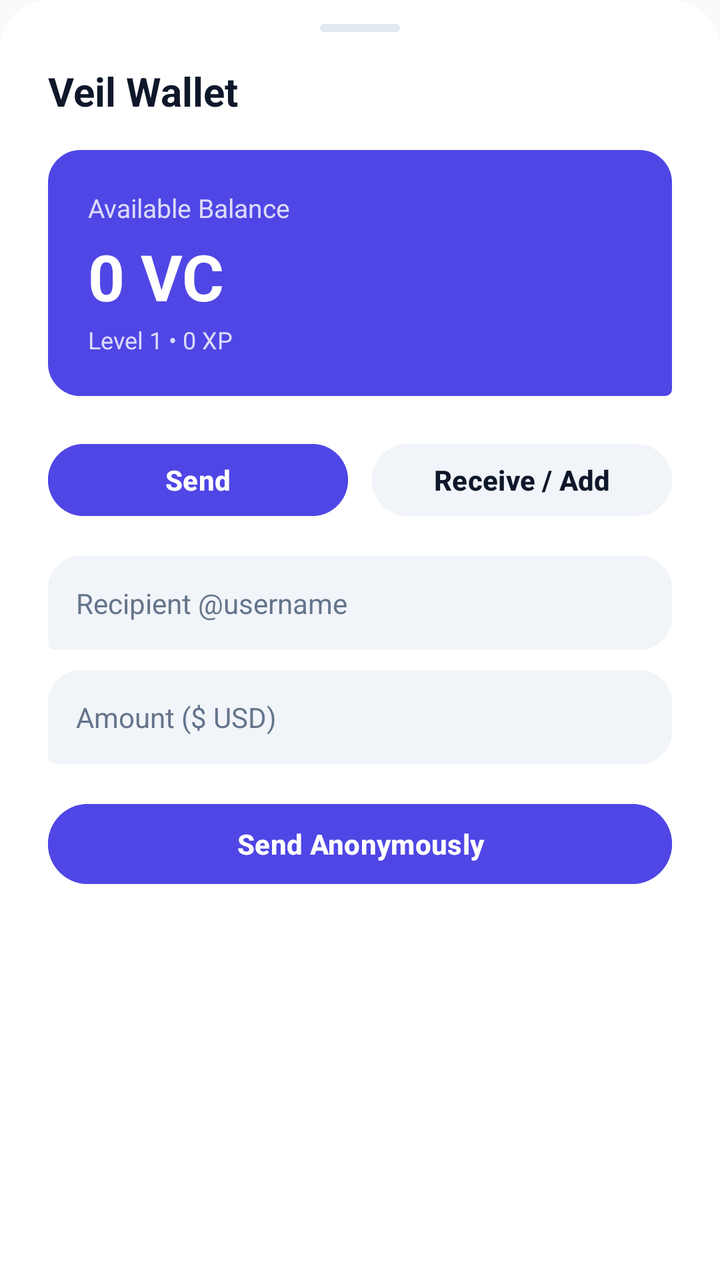
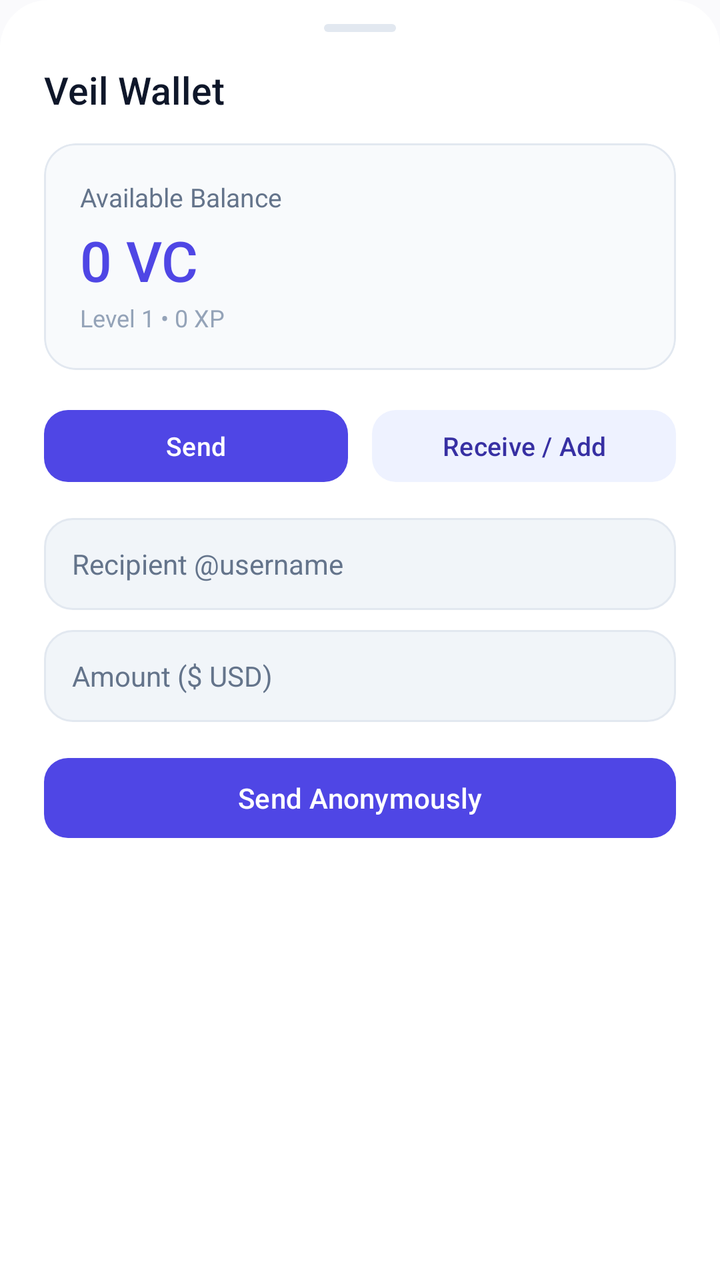

An Android layout rendered at two revisions. The XML below is the earlier revision; the diff shows what the commit changed to produce the second picture.
<!-- AndroidManifest.xml: application theme Theme.VEIL -->
<!-- res/layout/dialog_wallet.xml -->
<?xml version="1.0" encoding="utf-8"?>
<LinearLayout xmlns:android="http://schemas.android.com/apk/res/android"
    xmlns:app="http://schemas.android.com/apk/res-auto"
    android:layout_width="match_parent"
    android:layout_height="wrap_content"
    android:background="@drawable/bg_bottom_sheet_modern"
    android:orientation="vertical"
    android:paddingStart="24dp"
    android:paddingTop="12dp"
    android:paddingEnd="24dp"
    android:paddingBottom="32dp">

    
    <View
        android:layout_width="40dp"
        android:layout_height="4dp"
        android:layout_gravity="center_horizontal"
        android:layout_marginBottom="16dp"
        android:background="@drawable/bg_attach_item"
        android:backgroundTint="@color/colorOutline" />

    <TextView
        android:layout_width="wrap_content"
        android:layout_height="wrap_content"
        android:text="Veil Wallet"
        android:textColor="@color/colorTextPrimary"
        android:textSize="20sp"
        android:textStyle="bold" />

    
    <LinearLayout
        android:layout_width="match_parent"
        android:layout_height="wrap_content"
        android:layout_marginTop="16dp"
        android:background="@drawable/bg_message_sent"
        android:backgroundTint="@color/colorPrimary"
        android:orientation="vertical"
        android:padding="20dp">

        <TextView
            android:layout_width="wrap_content"
            android:layout_height="wrap_content"
            android:text="Available Balance"
            android:textColor="#CCFFFFFF"
            android:textSize="13sp" />

        <TextView
            android:id="@+id/walletBalanceText"
            android:layout_width="match_parent"
            android:layout_height="wrap_content"
            android:layout_marginTop="4dp"
            android:text="0 VC"
            android:textColor="@android:color/white"
            android:textSize="32sp"
            android:textStyle="bold"
            android:maxLines="1"
            android:ellipsize="end"
            app:autoSizeTextType="uniform"
            app:autoSizeMinTextSize="18sp"
            app:autoSizeMaxTextSize="32sp"
            app:autoSizeStepGranularity="1sp" />

        <TextView
            android:id="@+id/walletSubtitleText"
            android:layout_width="wrap_content"
            android:layout_height="wrap_content"
            android:layout_marginTop="2dp"
            android:text="Level 1 • 0 XP"
            android:textColor="#CCFFFFFF"
            android:textSize="12sp" />
    </LinearLayout>

    
    <LinearLayout
        android:layout_width="match_parent"
        android:layout_height="wrap_content"
        android:layout_marginTop="20dp"
        android:orientation="horizontal">

        <Button
            android:id="@+id/tabSend"
            android:layout_width="0dp"
            android:layout_height="44dp"
            android:layout_marginEnd="6dp"
            android:layout_weight="1"
            android:backgroundTint="@color/colorPrimary"
            android:text="Send"
            android:textColor="@android:color/white"
            android:textStyle="bold" />

        <Button
            android:id="@+id/tabReceive"
            android:layout_width="0dp"
            android:layout_height="44dp"
            android:layout_marginStart="6dp"
            android:layout_weight="1"
            android:backgroundTint="@color/colorSurfaceVariant"
            android:text="Receive / Add"
            android:textColor="@color/colorTextPrimary"
            android:textStyle="bold" />
    </LinearLayout>

    
    <LinearLayout
        android:id="@+id/sendContainer"
        android:layout_width="match_parent"
        android:layout_height="wrap_content"
        android:layout_marginTop="16dp"
        android:orientation="vertical">

        <EditText
            android:id="@+id/walletRecipientInput"
            android:layout_width="match_parent"
            android:layout_height="wrap_content"
            android:background="@drawable/bg_message_received"
            android:backgroundTint="@color/colorSurfaceVariant"
            android:hint="Recipient @username"
            android:inputType="text"
            android:padding="14dp"
            android:textColor="@color/colorTextPrimary"
            android:textColorHint="@color/colorTextSecondary"
            android:textSize="14sp" />

        <EditText
            android:id="@+id/walletAmountInput"
            android:layout_width="match_parent"
            android:layout_height="wrap_content"
            android:layout_marginTop="10dp"
            android:background="@drawable/bg_message_received"
            android:backgroundTint="@color/colorSurfaceVariant"
            android:hint="Amount ($ USD)"
            android:inputType="numberDecimal"
            android:padding="14dp"
            android:textColor="@color/colorTextPrimary"
            android:textColorHint="@color/colorTextSecondary"
            android:textSize="14sp" />

        <Button
            android:id="@+id/btnConfirmSend"
            android:layout_width="match_parent"
            android:layout_height="48dp"
            android:layout_marginTop="16dp"
            android:backgroundTint="@color/colorPrimary"
            android:text="Send Anonymously"
            android:textColor="@android:color/white"
            android:textStyle="bold" />
    </LinearLayout>

    
    <LinearLayout
        android:id="@+id/receiveContainer"
        android:layout_width="match_parent"
        android:layout_height="wrap_content"
        android:layout_marginTop="16dp"
        android:gravity="center"
        android:orientation="vertical"
        android:visibility="gone">

        <ImageView
            android:layout_width="64dp"
            android:layout_height="64dp"
            android:src="@drawable/ic_veil_shield"
            app:tint="@color/colorPrimary" />

        <TextView
            android:layout_width="wrap_content"
            android:layout_height="wrap_content"
            android:layout_marginTop="8dp"
            android:text="Your Veil Wallet Address"
            android:textColor="@color/colorTextPrimary"
            android:textSize="14sp"
            android:textStyle="bold" />

        <TextView
            android:id="@+id/walletAddressText"
            android:layout_width="wrap_content"
            android:layout_height="wrap_content"
            android:layout_marginTop="4dp"
            android:text="0x71C94B2E58A6D19F90A"
            android:textColor="@color/colorPrimary"
            android:textSize="13sp"
            android:textStyle="bold" />

        <Button
            android:id="@+id/btnCopyAddress"
            android:layout_width="wrap_content"
            android:layout_height="40dp"
            android:layout_marginTop="12dp"
            android:backgroundTint="@color/colorSurfaceVariant"
            android:text="Copy Address"
            android:textColor="@color/colorTextPrimary"
            android:textSize="13sp" />

        <Button
            android:id="@+id/btnClaimDailyBonus"
            android:layout_width="match_parent"
            android:layout_height="44dp"
            android:layout_marginTop="16dp"
            android:backgroundTint="@color/colorPrimary"
            android:text="🎁 Claim Daily Streak Bonus (+25 VC)"
            android:textColor="@android:color/white"
            android:textStyle="bold" />
    </LinearLayout>

</LinearLayout>
<!-- resources referenced by this layout -->
<resources>
  <color name="colorTextPrimary">#0F172A</color>
  <color name="colorTextSecondary">#64748B</color>
  <!-- drawable bg_attach_item (drawable) -->
  <?xml version="1.0" encoding="utf-8"?>
  <shape xmlns:android="http://schemas.android.com/apk/res/android"
      android:shape="rectangle">
      <corners android:radius="18dp" />
      <solid android:color="@color/colorSurfaceVariant" />
  </shape>
  <!-- drawable bg_bottom_sheet_modern (drawable) -->
  <?xml version="1.0" encoding="utf-8"?>
  <shape xmlns:android="http://schemas.android.com/apk/res/android">
      <solid android:color="@color/colorSurface" />
      <corners
          android:topLeftRadius="24dp"
          android:topRightRadius="24dp" />
  </shape>
  <!-- drawable bg_message_received (drawable) -->
  <?xml version="1.0" encoding="utf-8"?>
  <shape xmlns:android="http://schemas.android.com/apk/res/android">
      <solid android:color="@color/message_bubble_received" />
      <corners
          android:topLeftRadius="16dp"
          android:topRightRadius="16dp"
          android:bottomLeftRadius="3dp"
          android:bottomRightRadius="16dp" />
      <stroke
          android:width="0.8dp"
          android:color="@color/colorOutline" />
  </shape>
  <!-- drawable bg_message_sent (drawable) -->
  <?xml version="1.0" encoding="utf-8"?>
  <shape xmlns:android="http://schemas.android.com/apk/res/android">
      <solid android:color="@color/message_bubble_sent" />
      <corners
          android:topLeftRadius="16dp"
          android:topRightRadius="16dp"
          android:bottomLeftRadius="16dp"
          android:bottomRightRadius="3dp" />
      <stroke
          android:width="0.8dp"
          android:color="@color/colorOutline" />
  </shape>
  <color name="message_bubble_received">#FFFFFF</color>
  <color name="message_bubble_sent">#E0E7FE</color>
  <style name="Base.Theme.VEIL" parent="Theme.Material3.DayNight.NoActionBar">
          <item name="android:statusBarColor">@android:color/transparent</item>
          <item name="android:navigationBarColor">@android:color/transparent</item>
          <item name="android:windowLightStatusBar" tools:targetApi="m">true</item>
          <item name="colorPrimary">@color/colorPrimary</item>
          <item name="colorOnPrimary">@color/colorOnPrimary</item>
          <item name="colorPrimaryContainer">@color/colorPrimaryContainer</item>
          <item name="colorOnPrimaryContainer">@color/colorOnPrimaryContainer</item>
          <item name="colorSurface">@color/colorSurface</item>
          <item name="colorSurfaceVariant">@color/colorSurfaceVariant</item>
          <item name="colorOutline">@color/colorOutline</item>
          <item name="android:colorBackground">@color/colorBackground</item>
          <item name="bottomSheetDialogTheme">@style/ModernBottomSheetDialogTheme</item>
      </style>
  <!-- unchanged entries left out for length: 12 -->
</resources>

<!-- the commit's change to res/layout/dialog_wallet.xml (unified diff, before → after) -->
@@ -3,101 +3,113 @@
     xmlns:app="http://schemas.android.com/apk/res-auto"
     android:layout_width="match_parent"
     android:layout_height="wrap_content"
-    android:background="@drawable/bg_bottom_sheet_modern"
+    android:background="@drawable/bottom_sheet_background"
     android:orientation="vertical"
-    android:paddingStart="24dp"
+    android:paddingStart="22dp"
     android:paddingTop="12dp"
-    android:paddingEnd="24dp"
-    android:paddingBottom="32dp">
+    android:paddingEnd="22dp"
+    android:paddingBottom="28dp">
 
     
     <View
-        android:layout_width="40dp"
+        android:layout_width="36dp"
         android:layout_height="4dp"
         android:layout_gravity="center_horizontal"
         android:layout_marginBottom="16dp"
-        android:background="@drawable/bg_attach_item"
-        android:backgroundTint="@color/colorOutline" />
+        android:background="@drawable/bg_persona_drag_handle" />
 
     <TextView
         android:layout_width="wrap_content"
         android:layout_height="wrap_content"
+        android:fontFamily="sans-serif-medium"
         android:text="Veil Wallet"
-        android:textColor="@color/colorTextPrimary"
-        android:textSize="20sp"
-        android:textStyle="bold" />
+        android:textColor="@color/textPrimary"
+        android:textSize="19sp" />
+
+    
+    <com.google.android.material.card.MaterialCardView
+        android:layout_width="match_parent"
+        android:layout_height="wrap_content"
+        android:layout_marginTop="14dp"
+        app:cardBackgroundColor="@color/colorSurfaceContainerLow"
+        app:cardCornerRadius="16dp"
+        app:cardElevation="0dp"
+        app:strokeColor="@color/colorOutline"
+        app:strokeWidth="1dp">
+
+        <LinearLayout
+            android:layout_width="match_parent"
+            android:layout_height="wrap_content"
+            android:orientation="vertical"
+            android:padding="18dp">
+
+            <TextView
+                android:layout_width="wrap_content"
+                android:layout_height="wrap_content"
+                android:fontFamily="sans-serif"
+                android:text="Available Balance"
+                android:textColor="@color/textSecondary"
+                android:textSize="13sp" />
+
+            <TextView
+                android:id="@+id/walletBalanceText"
+                android:layout_width="match_parent"
+                android:layout_height="wrap_content"
+                android:layout_marginTop="4dp"
+                android:ellipsize="end"
+                android:fontFamily="sans-serif-medium"
+                android:fontFeatureSettings="tnum"
+                android:maxLines="1"
+                android:text="0 VC"
+                android:textColor="@color/colorPrimary"
+                android:textSize="28sp"
+                app:autoSizeMaxTextSize="28sp"
+                app:autoSizeMinTextSize="18sp"
+                app:autoSizeStepGranularity="1sp"
+                app:autoSizeTextType="uniform" />
+
+            <TextView
+                android:id="@+id/walletSubtitleText"
+                android:layout_width="wrap_content"
+                android:layout_height="wrap_content"
+                android:layout_marginTop="2dp"
+                android:fontFamily="sans-serif"
+                android:text="Level 1 • 0 XP"
+                android:textColor="@color/textTertiary"
+                android:textSize="12sp" />
+        </LinearLayout>
+    </com.google.android.material.card.MaterialCardView>
 
     
     <LinearLayout
         android:layout_width="match_parent"
         android:layout_height="wrap_content"
         android:layout_marginTop="16dp"
-        android:background="@drawable/bg_message_sent"
-        android:backgroundTint="@color/colorPrimary"
-        android:orientation="vertical"
-        android:padding="20dp">
-
-        <TextView
-            android:layout_width="wrap_content"
-            android:layout_height="wrap_content"
-            android:text="Available Balance"
-            android:textColor="#CCFFFFFF"
-            android:textSize="13sp" />
-
-        <TextView
-            android:id="@+id/walletBalanceText"
-            android:layout_width="match_parent"
-            android:layout_height="wrap_content"
-            android:layout_marginTop="4dp"
-            android:text="0 VC"
-            android:textColor="@android:color/white"
-            android:textSize="32sp"
-            android:textStyle="bold"
-            android:maxLines="1"
-            android:ellipsize="end"
-            app:autoSizeTextType="uniform"
-            app:autoSizeMinTextSize="18sp"
-            app:autoSizeMaxTextSize="32sp"
-            app:autoSizeStepGranularity="1sp" />
-
-        <TextView
-            android:id="@+id/walletSubtitleText"
-            android:layout_width="wrap_content"
-            android:layout_height="wrap_content"
-            android:layout_marginTop="2dp"
-            android:text="Level 1 • 0 XP"
-            android:textColor="#CCFFFFFF"
-            android:textSize="12sp" />
-    </LinearLayout>
-
-    
-    <LinearLayout
-        android:layout_width="match_parent"
-        android:layout_height="wrap_content"
-        android:layout_marginTop="20dp"
         android:orientation="horizontal">
 
-        <Button
+        <com.google.android.material.button.MaterialButton
             android:id="@+id/tabSend"
+            style="@style/Widget.Material3.Button"
             android:layout_width="0dp"
             android:layout_height="44dp"
             android:layout_marginEnd="6dp"
             android:layout_weight="1"
-            android:backgroundTint="@color/colorPrimary"
+            android:fontFamily="sans-serif-medium"
             android:text="Send"
-            android:textColor="@android:color/white"
-            android:textStyle="bold" />
-
-        <Button
+            android:textSize="13sp"
+            app:cornerRadius="12dp" />
+
+        <com.google.android.material.button.MaterialButton
             android:id="@+id/tabReceive"
+            style="@style/Widget.Material3.Button.TonalButton"
             android:layout_width="0dp"
             android:layout_height="44dp"
             android:layout_marginStart="6dp"
             android:layout_weight="1"
-            android:backgroundTint="@color/colorSurfaceVariant"
+            android:fontFamily="sans-serif-medium"
             android:text="Receive / Add"
-            android:textColor="@color/colorTextPrimary"
-            android:textStyle="bold" />
+            android:textSize="13sp"
+            app:cornerRadius="12dp" />
     </LinearLayout>
 
     
@@ -105,45 +117,46 @@
         android:id="@+id/sendContainer"
         android:layout_width="match_parent"
         android:layout_height="wrap_content"
-        android:layout_marginTop="16dp"
+        android:layout_marginTop="14dp"
         android:orientation="vertical">
 
         <EditText
             android:id="@+id/walletRecipientInput"
             android:layout_width="match_parent"
-            android:layout_height="wrap_content"
-            android:background="@drawable/bg_message_received"
-            android:backgroundTint="@color/colorSurfaceVariant"
+            android:layout_height="46dp"
+            android:background="@drawable/bg_search_input"
             android:hint="Recipient @username"
             android:inputType="text"
-            android:padding="14dp"
-            android:textColor="@color/colorTextPrimary"
-            android:textColorHint="@color/colorTextSecondary"
+            android:paddingStart="14dp"
+            android:paddingEnd="14dp"
+            android:textColor="@color/textPrimary"
+            android:textColorHint="@color/textSecondary"
             android:textSize="14sp" />
 
         <EditText
             android:id="@+id/walletAmountInput"
             android:layout_width="match_parent"
-            android:layout_height="wrap_content"
+            android:layout_height="46dp"
             android:layout_marginTop="10dp"
-            android:background="@drawable/bg_message_received"
-            android:backgroundTint="@color/colorSurfaceVariant"
+            android:background="@drawable/bg_search_input"
             android:hint="Amount ($ USD)"
             android:inputType="numberDecimal"
-            android:padding="14dp"
-            android:textColor="@color/colorTextPrimary"
-            android:textColorHint="@color/colorTextSecondary"
+            android:paddingStart="14dp"
+            android:paddingEnd="14dp"
+            android:textColor="@color/textPrimary"
+            android:textColorHint="@color/textSecondary"
             android:textSize="14sp" />
 
-        <Button
+        <com.google.android.material.button.MaterialButton
             android:id="@+id/btnConfirmSend"
+            style="@style/Widget.Material3.Button"
             android:layout_width="match_parent"
             android:layout_height="48dp"
-            android:layout_marginTop="16dp"
-            android:backgroundTint="@color/colorPrimary"
+            android:layout_marginTop="14dp"
+            android:fontFamily="sans-serif-medium"
             android:text="Send Anonymously"
-            android:textColor="@android:color/white"
-            android:textStyle="bold" />
+            android:textSize="14sp"
+            app:cornerRadius="12dp" />
     </LinearLayout>
 
     
@@ -151,14 +164,14 @@
         android:id="@+id/receiveContainer"
         android:layout_width="match_parent"
         android:layout_height="wrap_content"
-        android:layout_marginTop="16dp"
+        android:layout_marginTop="14dp"
         android:gravity="center"
         android:orientation="vertical"
         android:visibility="gone">
 
         <ImageView
-            android:layout_width="64dp"
-            android:layout_height="64dp"
+            android:layout_width="56dp"
+            android:layout_height="56dp"
             android:src="@drawable/ic_veil_shield"
             app:tint="@color/colorPrimary" />
 
@@ -166,40 +179,42 @@
             android:layout_width="wrap_content"
             android:layout_height="wrap_content"
             android:layout_marginTop="8dp"
+            android:fontFamily="sans-serif-medium"
             android:text="Your Veil Wallet Address"
-            android:textColor="@color/colorTextPrimary"
-            android:textSize="14sp"
-            android:textStyle="bold" />
+            android:textColor="@color/textPrimary"
+            android:textSize="14sp" />
 
         <TextView
             android:id="@+id/walletAddressText"
             android:layout_width="wrap_content"
             android:layout_height="wrap_content"
             android:layout_marginTop="4dp"
+            android:fontFamily="sans-serif-medium"
             android:text="0x71C94B2E58A6D19F90A"
             android:textColor="@color/colorPrimary"
-            android:textSize="13sp"
-            android:textStyle="bold" />
-
-        <Button
+            android:textSize="13sp" />
+
+        <com.google.android.material.button.MaterialButton
             android:id="@+id/btnCopyAddress"
+            style="@style/Widget.Material3.Button.TonalButton"
             android:layout_width="wrap_content"
             android:layout_height="40dp"
             android:layout_marginTop="12dp"
-            android:backgroundTint="@color/colorSurfaceVariant"
+            android:fontFamily="sans-serif-medium"
             android:text="Copy Address"
-            android:textColor="@color/colorTextPrimary"
-            android:textSize="13sp" />
-
-        <Button
+            android:textSize="13sp"
+            app:cornerRadius="12dp" />
+
+        <com.google.android.material.button.MaterialButton
             android:id="@+id/btnClaimDailyBonus"
-            android:layout_width="match_parent"
-            android:layout_height="44dp"
-            android:layout_marginTop="16dp"
-            android:backgroundTint="@color/colorPrimary"
-            android:text="🎁 Claim Daily Streak Bonus (+25 VC)"
-            android:textColor="@android:color/white"
-            android:textStyle="bold" />
+            style="@style/Widget.Material3.Button"
+            android:layout_width="match_parent"
+            android:layout_height="46dp"
+            android:layout_marginTop="14dp"
+            android:fontFamily="sans-serif-medium"
+            android:text="Claim Daily Streak Bonus (+25 VC)"
+            android:textSize="13sp"
+            app:cornerRadius="12dp" />
     </LinearLayout>
 
 </LinearLayout>
<!-- resource entries referenced after the edit -->
@@ -1,15 +1,27 @@
 <!-- resources referenced by this layout -->
 <resources>
-  <color name="colorTextPrimary">#0F172A</color>
-  <color name="colorTextSecondary">#64748B</color>
-  <!-- drawable bg_attach_item (drawable) -->
+  <color name="colorSurfaceContainerLow">#F8FAFC</color>
+  <color name="textPrimary">#0F172A</color>
+  <color name="textSecondary">#64748B</color>
+  <color name="textTertiary">#94A3B8</color>
+  <!-- drawable bg_persona_drag_handle (drawable) -->
   <?xml version="1.0" encoding="utf-8"?>
   <shape xmlns:android="http://schemas.android.com/apk/res/android"
       android:shape="rectangle">
-      <corners android:radius="18dp" />
+      <solid android:color="@color/colorOutline" />
+      <corners android:radius="2dp" />
+  </shape>
+  <!-- drawable bg_search_input (drawable) -->
+  <?xml version="1.0" encoding="utf-8"?>
+  <shape xmlns:android="http://schemas.android.com/apk/res/android"
+      android:shape="rectangle">
+      <corners android:radius="14dp" />
       <solid android:color="@color/colorSurfaceVariant" />
+      <stroke
+          android:width="1dp"
+          android:color="@color/colorOutline" />
   </shape>
-  <!-- drawable bg_bottom_sheet_modern (drawable) -->
+  <!-- drawable bottom_sheet_background (drawable) -->
   <?xml version="1.0" encoding="utf-8"?>
   <shape xmlns:android="http://schemas.android.com/apk/res/android">
       <solid android:color="@color/colorSurface" />
@@ -17,34 +29,6 @@
           android:topLeftRadius="24dp"
           android:topRightRadius="24dp" />
   </shape>
-  <!-- drawable bg_message_received (drawable) -->
-  <?xml version="1.0" encoding="utf-8"?>
-  <shape xmlns:android="http://schemas.android.com/apk/res/android">
-      <solid android:color="@color/message_bubble_received" />
-      <corners
-          android:topLeftRadius="16dp"
-          android:topRightRadius="16dp"
-          android:bottomLeftRadius="3dp"
-          android:bottomRightRadius="16dp" />
-      <stroke
-          android:width="0.8dp"
-          android:color="@color/colorOutline" />
-  </shape>
-  <!-- drawable bg_message_sent (drawable) -->
-  <?xml version="1.0" encoding="utf-8"?>
-  <shape xmlns:android="http://schemas.android.com/apk/res/android">
-      <solid android:color="@color/message_bubble_sent" />
-      <corners
-          android:topLeftRadius="16dp"
-          android:topRightRadius="16dp"
-          android:bottomLeftRadius="16dp"
-          android:bottomRightRadius="3dp" />
-      <stroke
-          android:width="0.8dp"
-          android:color="@color/colorOutline" />
-  </shape>
-  <color name="message_bubble_received">#FFFFFF</color>
-  <color name="message_bubble_sent">#E0E7FE</color>
   <style name="Base.Theme.VEIL" parent="Theme.Material3.DayNight.NoActionBar">
           <item name="android:statusBarColor">@android:color/transparent</item>
           <item name="android:navigationBarColor">@android:color/transparent</item>
@@ -53,12 +37,45 @@
           <item name="colorOnPrimary">@color/colorOnPrimary</item>
           <item name="colorPrimaryContainer">@color/colorPrimaryContainer</item>
           <item name="colorOnPrimaryContainer">@color/colorOnPrimaryContainer</item>
+          <item name="colorSecondary">@color/colorSecondary</item>
+          <item name="colorOnSecondary">@color/colorOnSecondary</item>
+          <item name="colorSecondaryContainer">@color/colorSecondaryContainer</item>
+          <item name="colorOnSecondaryContainer">@color/colorOnSecondaryContainer</item>
+          <item name="colorTertiary">@color/colorTertiary</item>
+          <item name="colorOnTertiary">@color/colorOnTertiary</item>
+          <item name="colorTertiaryContainer">@color/colorTertiaryContainer</item>
+          <item name="colorOnTertiaryContainer">@color/colorOnTertiaryContainer</item>
           <item name="colorSurface">@color/colorSurface</item>
+          <item name="colorOnSurface">@color/colorOnSurface</item>
           <item name="colorSurfaceVariant">@color/colorSurfaceVariant</item>
+          <item name="colorOnSurfaceVariant">@color/colorOnSurfaceVariant</item>
+          <item name="colorSurfaceDim">@color/colorSurfaceDim</item>
+          <item name="colorSurfaceBright">@color/colorSurfaceBright</item>
+          <item name="colorSurfaceContainerLowest">@color/colorSurfaceContainerLowest</item>
+          <item name="colorSurfaceContainerLow">@color/colorSurfaceContainerLow</item>
+          <item name="colorSurfaceContainer">@color/colorSurfaceContainer</item>
+          <item name="colorSurfaceContainerHigh">@color/colorSurfaceContainerHigh</item>
+          <item name="colorSurfaceContainerHighest">@color/colorSurfaceContainerHighest</item>
           <item name="colorOutline">@color/colorOutline</item>
           <item name="android:colorBackground">@color/colorBackground</item>
           <item name="bottomSheetDialogTheme">@style/ModernBottomSheetDialogTheme</item>
       </style>
+  <color name="colorSecondary">#0D9488</color>
+  <color name="colorOnSecondary">#FFFFFF</color>
+  <color name="colorSecondaryContainer">#EEF2FF</color>
+  <color name="colorOnSecondaryContainer">#3730A3</color>
+  <color name="colorTertiary">#06B6D4</color>
+  <color name="colorOnTertiary">#FFFFFF</color>
+  <color name="colorTertiaryContainer">#ECFEFF</color>
+  <color name="colorOnTertiaryContainer">#155E75</color>
+  <color name="colorOnSurface">#0F172A</color>
+  <color name="colorOnSurfaceVariant">#475569</color>
+  <color name="colorSurfaceDim">#E2E8F0</color>
+  <color name="colorSurfaceBright">#FFFFFF</color>
+  <color name="colorSurfaceContainerLowest">#FFFFFF</color>
+  <color name="colorSurfaceContainer">#F1F5F9</color>
+  <color name="colorSurfaceContainerHigh">#E2E8F0</color>
+  <color name="colorSurfaceContainerHighest">#CBD5E1</color>
   <!-- unchanged entries left out for length: 12 -->
 </resources>
 
